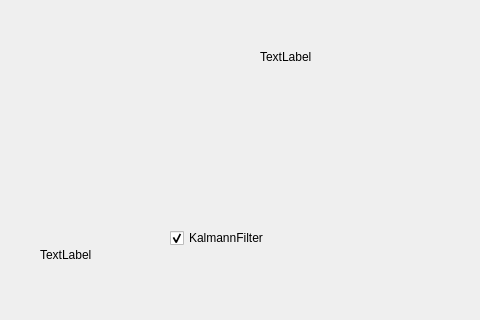
This is mainwindow.ui in mhozza/HandControl as Qt 5 draws it before an edit; both pictures show x 170 to 650 and y 103 to 423 of the 836 by 423 pixel window. The edited form follows.
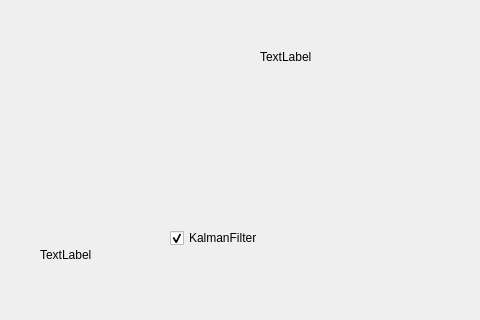
This is the edited form.

Commit message: Upravene testovanie v Neural Net Zaklad pre kalmann filter

What changed in the file:
```diff
--- a/mainwindow.ui
+++ b/mainwindow.ui
@@ -85,7 +85,7 @@
      </rect>
     </property>
     <property name="text">
-     <string>KalmannFilter</string>
+     <string>KalmanFilter</string>
     </property>
     <property name="checked">
      <bool>true</bool>
```
Left out of the diff: 2 changed lines with no effect on the pictures. The commit also changes 12 other files.
